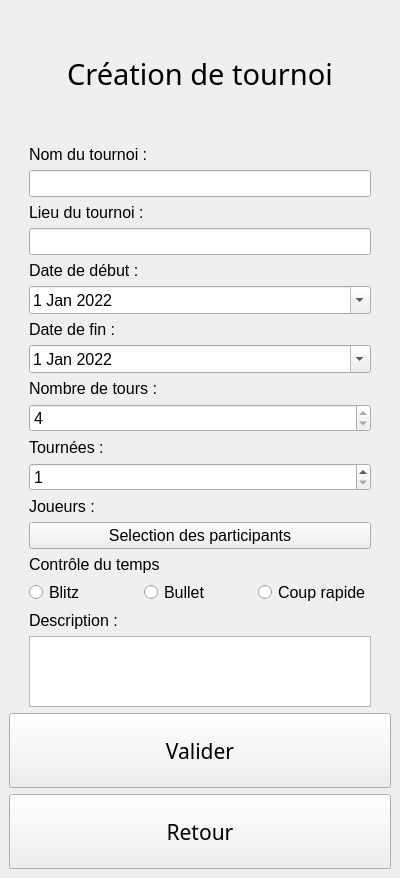
Gremy44/P4_repository, file views/qt_ux/nouveau_tournois.ui: the form before one commit.
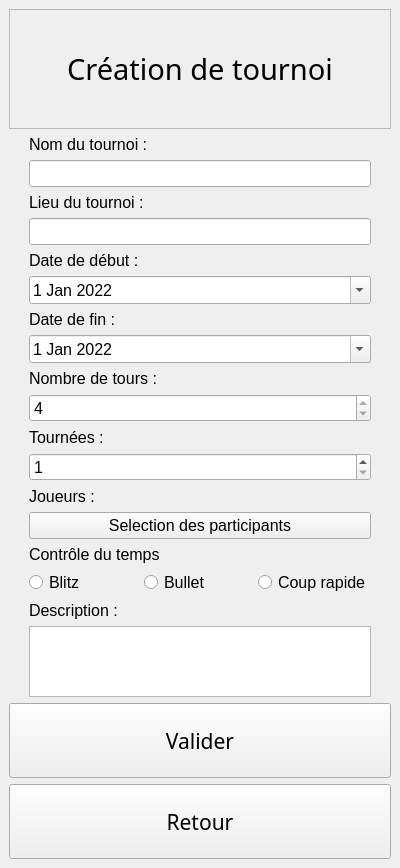
The form after the commit.

The edit to the form file:
```diff
--- a/views/qt_ux/nouveau_tournois.ui
+++ b/views/qt_ux/nouveau_tournois.ui
@@ -7,7 +7,7 @@
     <x>0</x>
     <y>0</y>
     <width>400</width>
-    <height>878</height>
+    <height>868</height>
    </rect>
   </property>
   <property name="windowTitle">
@@ -22,7 +22,7 @@
         <property name="minimumSize">
          <size>
           <width>0</width>
-          <height>130</height>
+          <height>120</height>
          </size>
         </property>
         <property name="font">
@@ -31,6 +31,9 @@
           <pointsize>22</pointsize>
          </font>
         </property>
+        <property name="frameShape">
+         <enum>QFrame::StyledPanel</enum>
+        </property>
         <property name="text">
          <string>Création de tournoi</string>
         </property>
```
